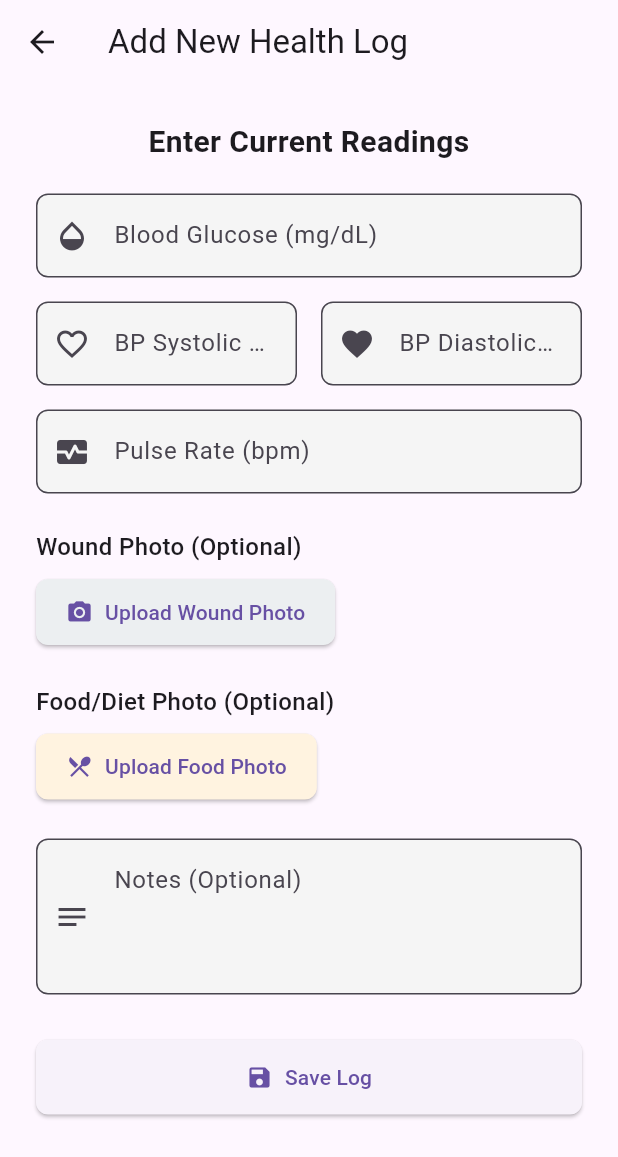
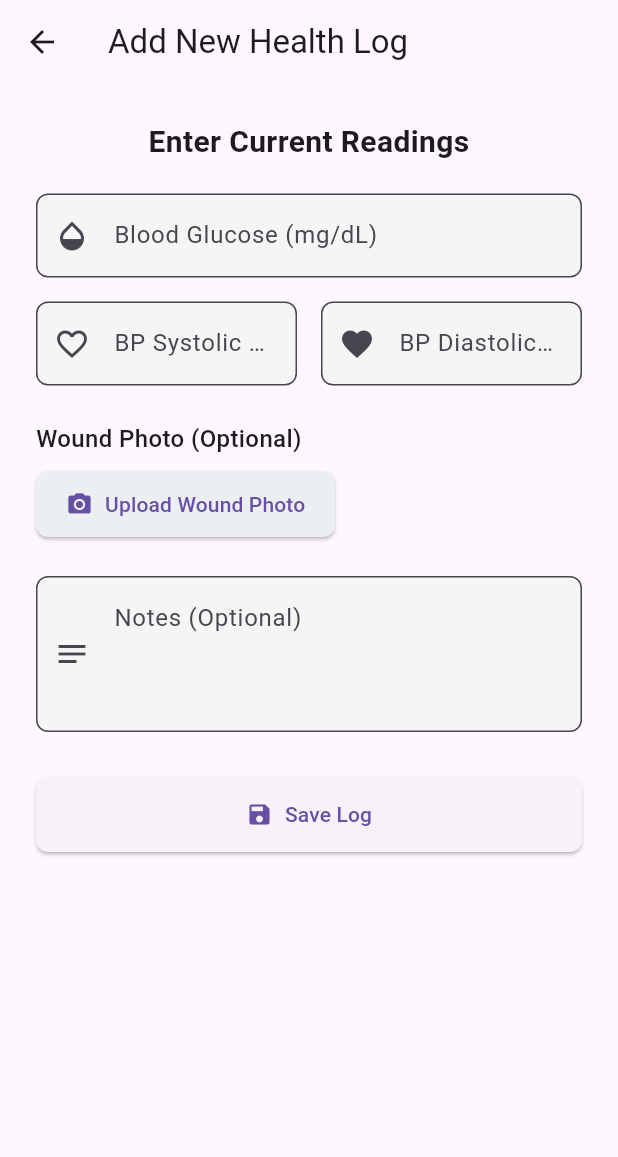
Before and after one commit to yongNotgio/diatrack1, a Flutter app: the AddMetricsScreen screen opened directly with empty values, on a phone screen of 412 x 824 dp. Shown: the top 1157 px of the screen. Run offline on Flutter 3.47's test engine with Material 3 defaults, Android fonts, the phone set to English and light mode, and no system bars; our stand-ins replace image_picker, shared_preferences, supabase_flutter; accounts and stored records are empty.

Commit message:
Update add_metrics_screen.dart

```diff
--- a/diatrack1/lib/screens/add_metrics_screen.dart
+++ b/diatrack1/lib/screens/add_metrics_screen.dart
@@ -25,13 +25,10 @@ class _AddMetricsScreenState extends State<AddMetricsScreen> {
   final _glucoseController = TextEditingController();
   final _systolicController = TextEditingController();
   final _diastolicController = TextEditingController();
-  final _pulseController = TextEditingController();
   final _notesController = TextEditingController();
 
   XFile? _woundImageFile;
-  XFile? _foodImageFile;
   String? _woundPhotoUrl;
-  String? _foodPhotoUrl;
   bool _isUploading = false;
   String? _uploadError;
 
@@ -48,38 +45,21 @@ class _AddMetricsScreenState extends State<AddMetricsScreen> {
     _glucoseController.text = metric['blood_glucose']?.toString() ?? '';
     _systolicController.text = metric['bp_systolic']?.toString() ?? '';
     _diastolicController.text = metric['bp_diastolic']?.toString() ?? '';
-    _pulseController.text = metric['pulse_rate']?.toString() ?? '';
     _notesController.text = metric['notes']?.toString() ?? '';
     _woundPhotoUrl = metric['wound_photo_url']?.toString();
-    _foodPhotoUrl = metric['food_photo_url']?.toString();
   }
 
-  @override
-  void dispose() {
-    _glucoseController.dispose();
-    _systolicController.dispose();
-    _diastolicController.dispose();
-    _pulseController.dispose();
-    _notesController.dispose();
-    super.dispose();
-  }
-
-  Future<void> _pickImage(ImageSource source, bool isWoundPhoto) async {
+  Future<void> _pickImage(ImageSource source) async {
     final XFile? pickedFile = await _supabaseService.pickImage(source);
     if (pickedFile != null) {
       setState(() {
-        if (isWoundPhoto) {
-          _woundImageFile = pickedFile;
-          _woundPhotoUrl = null;
-        } else {
-          _foodImageFile = pickedFile;
-          _foodPhotoUrl = null;
-        }
+        _woundImageFile = pickedFile;
+        _woundPhotoUrl = null;
       });
     }
   }
 
-  void _showImagePickerOptions(bool isWoundPhoto) {
+  void _showImagePickerOptions() {
     showModalBottomSheet(
       context: context,
       builder: (BuildContext context) {
@@ -90,7 +70,7 @@ class _AddMetricsScreenState extends State<AddMetricsScreen> {
                 leading: const Icon(Icons.photo_library),
                 title: const Text('Photo Library'),
                 onTap: () {
-                  _pickImage(ImageSource.gallery, isWoundPhoto);
+                  _pickImage(ImageSource.gallery);
                   Navigator.of(context).pop();
                 },
               ),
@@ -98,7 +78,7 @@ class _AddMetricsScreenState extends State<AddMetricsScreen> {
                 leading: const Icon(Icons.photo_camera),
                 title: const Text('Camera'),
                 onTap: () {
-                  _pickImage(ImageSource.camera, isWoundPhoto);
+                  _pickImage(ImageSource.camera);
                   Navigator.of(context).pop();
                 },
               ),
@@ -129,23 +109,10 @@ class _AddMetricsScreenState extends State<AddMetricsScreen> {
         _woundPhotoUrl = url;
       }
 
-      if (_foodImageFile != null) {
-        final url = await _supabaseService.uploadImage(
-          _foodImageFile!,
-          'food-photos',
-          widget.patientId,
-        );
-        if (url == null) throw Exception("Food photo upload failed.");
-        _foodPhotoUrl = url;
-      }
-
       if (widget.existingMetric != null) {
         final existing = widget.existingMetric!;
         if (_woundImageFile != null && existing['wound_photo_url'] != null) {
           await _supabaseService.deleteImage(existing['wound_photo_url']!);
-        }
-        if (_foodImageFile != null && existing['food_photo_url'] != null) {
-          await _supabaseService.deleteImage(existing['food_photo_url']!);
         }
       }
 
@@ -154,9 +121,7 @@ class _AddMetricsScreenState extends State<AddMetricsScreen> {
         bloodGlucose: double.tryParse(_glucoseController.text),
         bpSystolic: int.tryParse(_systolicController.text),
         bpDiastolic: int.tryParse(_diastolicController.text),
-        pulseRate: int.tryParse(_pulseController.text),
         woundPhotoUrl: _woundPhotoUrl,
-        foodPhotoUrl: _foodPhotoUrl,
         notes: _notesController.text.trim(),
         metricId: widget.existingMetric?['id'],
       );
@@ -256,16 +221,6 @@ class _AddMetricsScreenState extends State<AddMetricsScreen> {
                   ),
                 ],
               ),
-              const SizedBox(height: 16),
-              TextFormField(
-                controller: _pulseController,
-                decoration: const InputDecoration(
-                  labelText: 'Pulse Rate (bpm)',
-                  prefixIcon: Icon(Icons.monitor_heart),
-                ),
-                keyboardType: TextInputType.number,
-                inputFormatters: [FilteringTextInputFormatter.digitsOnly],
-              ),
               const SizedBox(height: 24),
               const Text(
                 'Wound Photo (Optional)',
@@ -277,7 +232,7 @@ class _AddMetricsScreenState extends State<AddMetricsScreen> {
                   ElevatedButton.icon(
                     icon: const Icon(Icons.camera_alt),
                     label: const Text('Upload Wound Photo'),
-                    onPressed: () => _showImagePickerOptions(true),
+                    onPressed: _showImagePickerOptions,
                     style: ElevatedButton.styleFrom(
                       backgroundColor: Colors.blueGrey[50],
                     ),
@@ -337,76 +292,6 @@ class _AddMetricsScreenState extends State<AddMetricsScreen> {
                   ),
                 ),
               const SizedBox(height: 24),
-              const Text(
-                'Food/Diet Photo (Optional)',
-                style: TextStyle(fontSize: 16, fontWeight: FontWeight.w500),
-              ),
-              const SizedBox(height: 8),
-              Row(
-                children: [
-                  ElevatedButton.icon(
-                    icon: const Icon(Icons.restaurant_menu),
-                    label: const Text('Upload Food Photo'),
-                    onPressed: () => _showImagePickerOptions(false),
-                    style: ElevatedButton.styleFrom(
-                      backgroundColor: Colors.orange[50],
-                    ),
-                  ),
-                  const SizedBox(width: 16),
-                  if (_foodImageFile != null || _foodPhotoUrl != null)
-                    Expanded(
-                      child: Row(
-                        children: [
-                          const Icon(
-                            Icons.check_circle,
-                            color: Colors.green,
-                            size: 18,
-                          ),
-                          const SizedBox(width: 4),
-                          Expanded(
-                            child: Text(
-                              _foodImageFile?.name ?? 'Existing photo',
-                              overflow: TextOverflow.ellipsis,
-                              style: const TextStyle(fontSize: 12),
-                            ),
-                          ),
-                          IconButton(
-                            icon: const Icon(
-                              Icons.clear,
-                              size: 18,
-                              color: Colors.redAccent,
-                            ),
-                            onPressed:
-                                () => setState(() {
-                                  _foodImageFile = null;
-                                  _foodPhotoUrl = null;
-                                }),
-                            tooltip: 'Remove image',
-                          ),
-                        ],
-                      ),
-                    ),
-                ],
-              ),
-              if (_foodImageFile != null)
-                Padding(
-                  padding: const EdgeInsets.only(top: 8.0),
-                  child: Image.file(
-                    File(_foodImageFile!.path),
-                    height: 100,
-                    fit: BoxFit.cover,
-                  ),
-                ),
-              if (_foodPhotoUrl != null && _foodImageFile == null)
-                Padding(
-                  padding: const EdgeInsets.only(top: 8.0),
-                  child: Image.network(
-                    _foodPhotoUrl!,
-                    height: 100,
-                    fit: BoxFit.cover,
-                  ),
-                ),
-              const SizedBox(height: 24),
               TextFormField(
                 controller: _notesController,
                 decoration: const InputDecoration(
```
